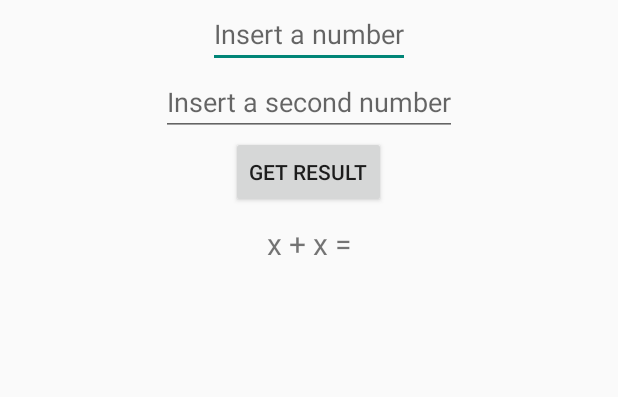
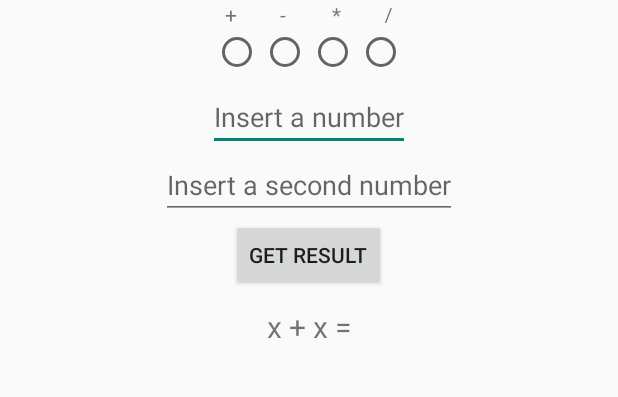
Before and after one commit to SebastianEsp/AndroidCalculator, an Android app: the screen it shows after launch (MainActivity), on a phone screen of 412 x 824 dp, the part 137-534 px from its top. Run offline under Robolectric (Android 15) with nearby library versions, the phone set to English and light mode, and no system bars.

Commit message:
Started adding * & - & /

```diff
--- a/app/src/main/res/layout/activity_main.xml
+++ b/app/src/main/res/layout/activity_main.xml
@@ -15,6 +15,82 @@
         android:text="@string/textView_Title"
         android:layout_width="wrap_content"
         android:layout_height="wrap_content" />
+
+    <LinearLayout
+        android:layout_width="match_parent"
+        android:layout_height="15dp"
+        android:orientation="horizontal"
+        android:gravity="center_horizontal"
+        >
+
+        <TextView
+            android:layout_width="wrap_content"
+            android:layout_height="wrap_content"
+            android:paddingRight="13dp"
+            android:text="+"
+        />
+
+        <TextView
+            android:layout_width="wrap_content"
+            android:layout_height="wrap_content"
+            android:paddingLeft="15dp"
+            android:paddingRight="15dp"
+            android:text="-"
+        />
+
+        <TextView
+            android:layout_width="wrap_content"
+            android:layout_height="wrap_content"
+            android:paddingLeft="15dp"
+            android:paddingRight="15dp"
+            android:text="*"
+        />
+
+        <TextView
+            android:layout_width="wrap_content"
+            android:layout_height="wrap_content"
+            android:paddingLeft="13dp"
+            android:text="/"
+        />
+
+    </LinearLayout>
+
+    <LinearLayout
+        android:layout_width="match_parent"
+        android:layout_height="40dp"
+        android:orientation="horizontal"
+        android:gravity="center_horizontal"
+        >
+
+        <RadioButton
+            android:layout_width="wrap_content"
+            android:layout_height="wrap_content"
+            android:paddingTop="20dp"
+            android:id="@+id/radioButton1"
+            android:layout_gravity="center_horizontal" />
+
+        <RadioButton
+            android:paddingTop="20dp"
+            android:layout_width="wrap_content"
+            android:layout_height="wrap_content"
+            android:id="@+id/radioButton2"
+            android:layout_gravity="center_horizontal" />
+
+        <RadioButton
+            android:paddingTop="20dp"
+            android:layout_width="wrap_content"
+            android:layout_height="wrap_content"
+            android:id="@+id/radioButton3"
+            android:layout_gravity="center_horizontal" />
+
+        <RadioButton
+            android:paddingTop="20dp"
+            android:layout_width="wrap_content"
+            android:layout_height="wrap_content"
+            android:id="@+id/radioButton4"
+            android:layout_gravity="center_horizontal" />
+
+    </LinearLayout>
 
     <EditText
         android:paddingTop="10dp"
```
